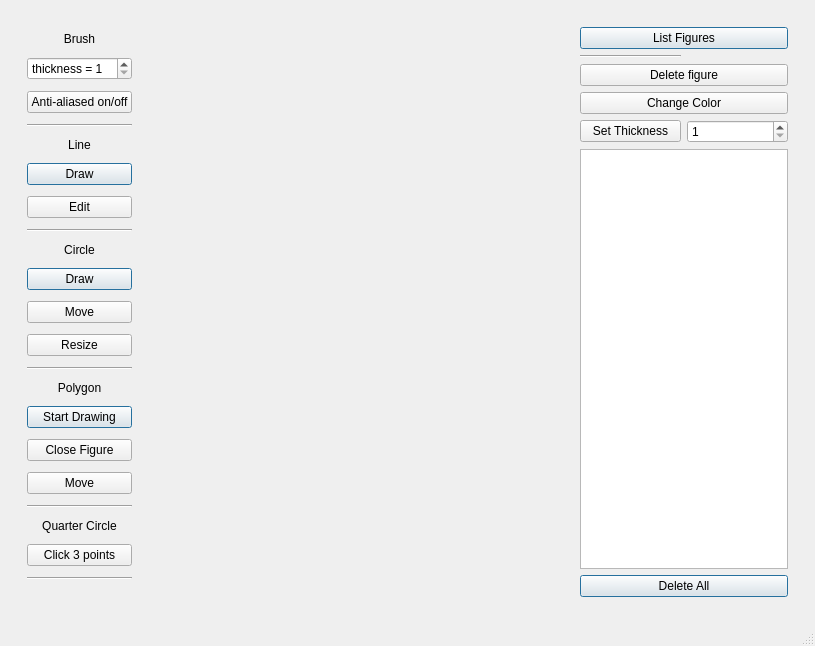
Above: mainwindow.ui from mhocio/Pixel-Drawing before the change. Below: the same form after it.
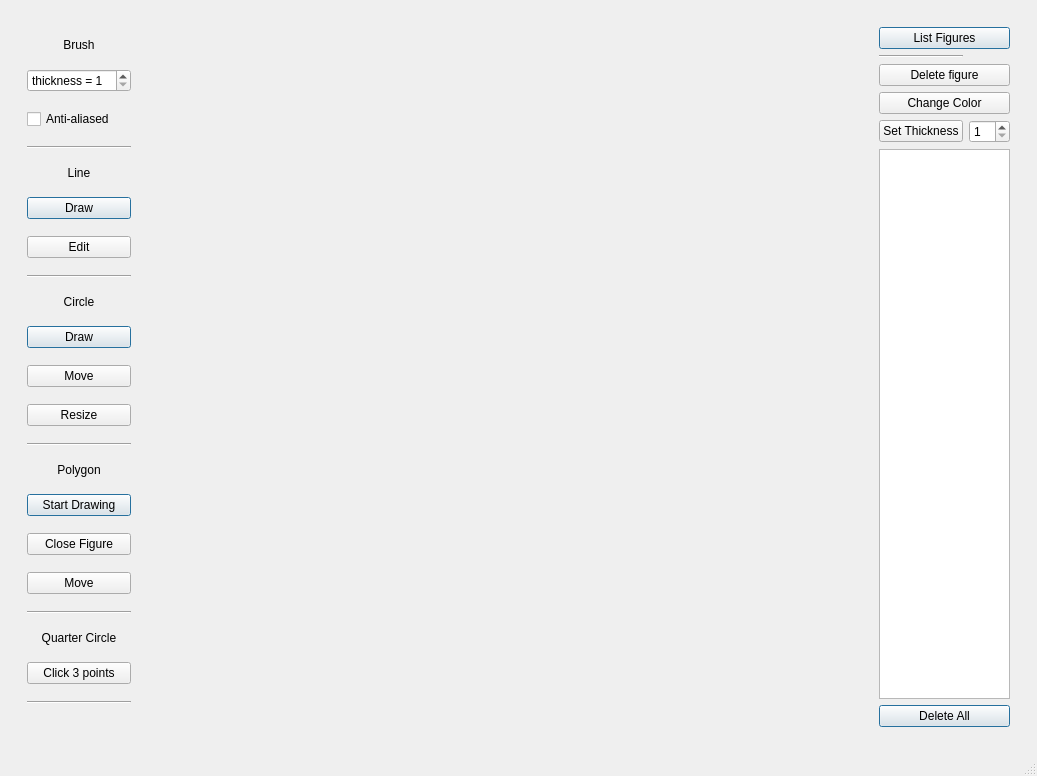
That is the form after the change.

What changed in the file:
```diff
--- a/mainwindow.ui
+++ b/mainwindow.ui
@@ -63,9 +63,9 @@
            </widget>
           </item>
           <item>
-           <widget class="QPushButton" name="antiAliasedButton">
+           <widget class="QCheckBox" name="checkBoxAntiAliasing">
             <property name="text">
-             <string>Anti-aliased on/off</string>
+             <string>Anti-aliased</string>
             </property>
            </widget>
           </item>
@@ -262,8 +262,8 @@
             </property>
             <property name="minimumSize">
              <size>
-              <width>400</width>
-              <height>400</height>
+              <width>700</width>
+              <height>700</height>
              </size>
             </property>
            </widget>
```
